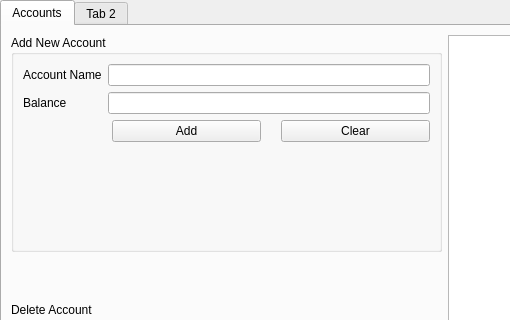
kaveenhyacinth/Gerbil-expense-tracker, file dashboard.ui: the form before one commit; both pictures show x 0 to 510 and y 0 to 320 of the 890 by 552 pixel window.
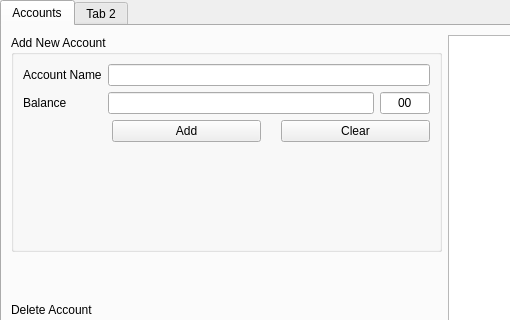
The form after the commit.

Patch:
```diff
--- a/dashboard.ui
+++ b/dashboard.ui
@@ -70,9 +70,6 @@
                  </property>
                 </widget>
                </item>
-               <item row="1" column="1">
-                <widget class="QLineEdit" name="txtBalance"/>
-               </item>
                <item row="2" column="0" colspan="2">
                 <widget class="QWidget" name="widget" native="true">
                  <property name="layoutDirection">
@@ -111,6 +108,42 @@
                  </layout>
                 </widget>
                </item>
+               <item row="1" column="1">
+                <layout class="QHBoxLayout" name="horizontalLayout_3">
+                 <item>
+                  <widget class="QLineEdit" name="txtBalance">
+                   <property name="alignment">
+                    <set>Qt::AlignRight|Qt::AlignTrailing|Qt::AlignVCenter</set>
+                   </property>
+                  </widget>
+                 </item>
+                 <item>
+                  <widget class="QLineEdit" name="txtBalanceCents">
+                   <property name="sizePolicy">
+                    <sizepolicy hsizetype="MinimumExpanding" vsizetype="Fixed">
+                     <horstretch>0</horstretch>
+                     <verstretch>0</verstretch>
+                    </sizepolicy>
+                   </property>
+                   <property name="maximumSize">
+                    <size>
+                     <width>50</width>
+                     <height>16777215</height>
+                    </size>
+                   </property>
+                   <property name="layoutDirection">
+                    <enum>Qt::LeftToRight</enum>
+                   </property>
+                   <property name="text">
+                    <string>00</string>
+                   </property>
+                   <property name="alignment">
+                    <set>Qt::AlignCenter</set>
+                   </property>
+                  </widget>
+                 </item>
+                </layout>
+               </item>
               </layout>
              </widget>
             </item>
```
